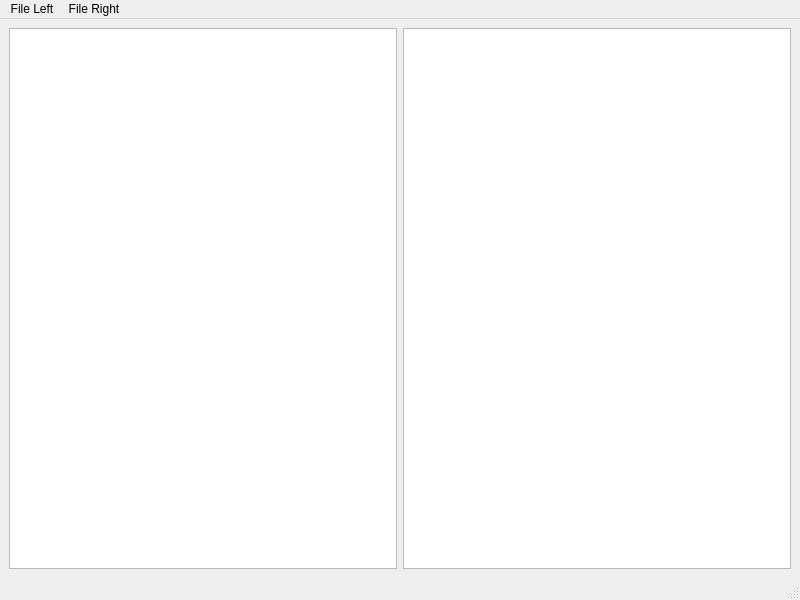
The window that src/mainwindow.ui (MarcinLGit/Text-Editor) describes before a commit, drawn with Qt 5.
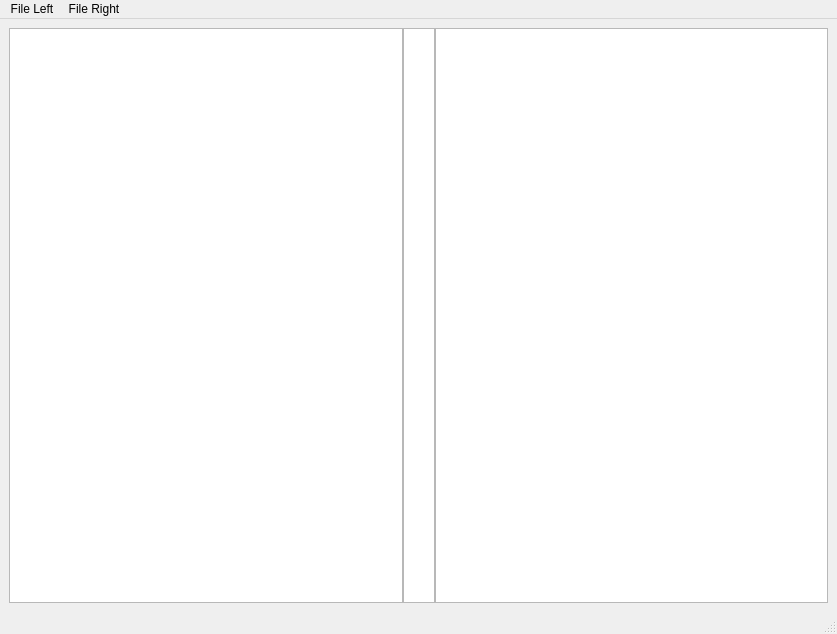
The same window after the commit.

Diff of the .ui file:
```diff
--- a/src/mainwindow.ui
+++ b/src/mainwindow.ui
@@ -6,29 +6,115 @@
    <rect>
     <x>0</x>
     <y>0</y>
-    <width>800</width>
-    <height>600</height>
+    <width>837</width>
+    <height>634</height>
    </rect>
   </property>
   <property name="windowTitle">
    <string>MainWindow</string>
   </property>
   <widget class="QWidget" name="centralwidget">
-   <layout class="QHBoxLayout" name="horizontalLayout">
-    <item>
-     <widget class="QPlainTextEdit" name="plainTextEdit"/>
-    </item>
-    <item>
-     <widget class="QPlainTextEdit" name="plainTextEditRight"/>
+   <layout class="QGridLayout" name="gridLayout_4">
+    <item row="0" column="0">
+     <layout class="QVBoxLayout" name="verticalLayout">
+      <property name="spacing">
+       <number>0</number>
+      </property>
+      <property name="leftMargin">
+       <number>0</number>
+      </property>
+      <property name="bottomMargin">
+       <number>0</number>
+      </property>
+      <item>
+       <layout class="QHBoxLayout" name="horizontalLayout" stretch="20,0,20">
+        <property name="spacing">
+         <number>0</number>
+        </property>
+        <property name="sizeConstraint">
+         <enum>QLayout::SetNoConstraint</enum>
+        </property>
+        <property name="topMargin">
+         <number>0</number>
+        </property>
+        <item>
+         <widget class="QPlainTextEdit" name="plainTextEdit"/>
+        </item>
+        <item>
+         <widget class="QTableWidget" name="tableWidget">
+          <property name="maximumSize">
+           <size>
+            <width>32</width>
+            <height>16777215</height>
+           </size>
+          </property>
+          <property name="verticalScrollBarPolicy">
+           <enum>Qt::ScrollBarAlwaysOff</enum>
+          </property>
+          <property name="horizontalScrollBarPolicy">
+           <enum>Qt::ScrollBarAlwaysOff</enum>
+          </property>
+          <property name="showGrid">
+           <bool>true</bool>
+          </property>
+          <property name="gridStyle">
+           <enum>Qt::NoPen</enum>
+          </property>
+          <property name="cornerButtonEnabled">
+           <bool>true</bool>
+          </property>
+          <property name="rowCount">
+           <number>20</number>
+          </property>
+          <property name="columnCount">
+           <number>2</number>
+          </property>
+          <attribute name="horizontalHeaderVisible">
+           <bool>false</bool>
+          </attribute>
+          <attribute name="verticalHeaderVisible">
+           <bool>false</bool>
+          </attribute>
+          <row/>
+          <row/>
+          <row/>
+          <row/>
+          <row/>
+          <row/>
+          <row/>
+          <row/>
+          <row/>
+          <row/>
+          <row/>
+          <row/>
+          <row/>
+          <row/>
+          <row/>
+          <row/>
+          <row/>
+          <row/>
+          <row/>
+          <row/>
+          <column/>
+          <column/>
+         </widget>
+        </item>
+        <item>
+         <widget class="QPlainTextEdit" name="plainTextEditRight"/>
+        </item>
+       </layout>
+      </item>
+     </layout>
     </item>
    </layout>
   </widget>
+  <widget class="QStatusBar" name="statusbar"/>
   <widget class="QMenuBar" name="menubar">
    <property name="geometry">
     <rect>
      <x>0</x>
      <y>0</y>
-     <width>800</width>
+     <width>837</width>
      <height>22</height>
     </rect>
    </property>
@@ -51,7 +137,6 @@
    <addaction name="menuFile"/>
    <addaction name="menuFile_Right"/>
   </widget>
-  <widget class="QStatusBar" name="statusbar"/>
   <action name="actionSaveLeft">
    <property name="text">
     <string>Save</string>
```
